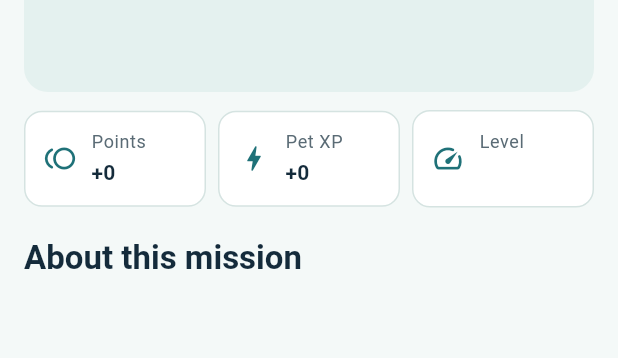
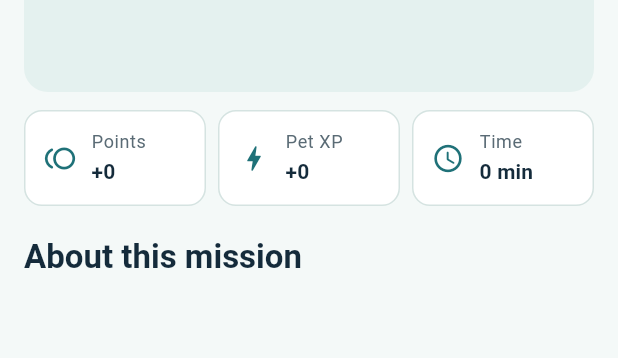
Before and after one commit to gchelsea01/BioVerse, a Flutter app: the MissionTile widget shown alone on an empty page, opened directly with empty values, after a tap on "Start", on a phone screen of 412 x 824 dp. Shown: the part 292-650 px from the top of the screen. Run offline on Flutter 3.47's test engine with Material 3 defaults, Android fonts, the phone set to English and light mode, and no system bars; our stand-ins replace cached_network_image, dio, flutter_secure_storage, image_picker, qr_flutter, shared_preferences; accounts and stored records are empty; network calls fail.

Commit message:
Show mission duration and block repeat submits on the same day

```diff
--- a/bioverse_app/lib/features/missions/mission_detail_screen.dart
+++ b/bioverse_app/lib/features/missions/mission_detail_screen.dart
@@ -115,7 +115,10 @@ class _MissionDetailScreenState extends State<MissionDetailScreen> {
           Expanded(child: InfoTile(icon: Icons.toll_rounded, label: 'Points', value: '+${m.points}')),
           const SizedBox(width: 8),
           Expanded(child: InfoTile(icon: Icons.bolt_rounded, label: 'Pet XP', value: '+${m.xp}')),
-          if (m.difficulty != null) ...[
+          if (m.estimatedMinutes != null) ...[
+            const SizedBox(width: 8),
+            Expanded(child: InfoTile(icon: Icons.schedule_rounded, label: 'Time', value: '${m.estimatedMinutes} min')),
+          ] else if (m.difficulty != null) ...[
             const SizedBox(width: 8),
             Expanded(child: InfoTile(icon: Icons.speed_rounded, label: 'Level', value: m.difficulty!)),
           ],
@@ -150,7 +153,9 @@ class _MissionDetailScreenState extends State<MissionDetailScreen> {
       bottomNavigationBar: SafeArea(
         child: Padding(
           padding: const EdgeInsets.fromLTRB(16, 8, 16, 12),
-          child: _photo == null
+          child: m.completedToday
+              ? const FilledButton(onPressed: null, child: Text('Done for today – come back tomorrow'))
+              : _photo == null
               ? FilledButton.icon(
                   onPressed: _chooseSource,
                   icon: const Icon(Icons.photo_camera_rounded),
--- a/bioverse_app/lib/features/missions/mission_tile.dart
+++ b/bioverse_app/lib/features/missions/mission_tile.dart
@@ -1,6 +1,7 @@
 import 'package:flutter/material.dart';
 
 import '../../core/theme/app_colors.dart';
+import '../../core/widgets/badges.dart';
 import '../../core/widgets/net_image.dart';
 import '../../models/gamification.dart';
 import 'mission_detail_screen.dart';
@@ -52,15 +53,24 @@ class MissionTile extends StatelessWidget {
                   const SizedBox(width: 10),
                   const Icon(Icons.bolt_rounded, size: 14, color: AppColors.primary),
                   Text(' +${m.xp} XP', style: t.labelMedium),
+                  if (m.estimatedMinutes != null) ...[
+                    const SizedBox(width: 10),
+                    const Icon(Icons.schedule_rounded, size: 14, color: AppColors.textMuted),
+                    Text(' ${m.estimatedMinutes} min', style: t.labelMedium),
+                  ],
                 ]),
               ]),
             ),
             const SizedBox(width: 8),
-            FilledButton(
-              onPressed: () => _open(context),
-              style: FilledButton.styleFrom(minimumSize: const Size(72, 40), padding: const EdgeInsets.symmetric(horizontal: 16)),
-              child: const Text('Start'),
-            ),
+            if (m.completedToday)
+              StatusChip(m.lastStatus == 'needs_review' ? 'In review' : 'Done today',
+                  tone: m.lastStatus == 'needs_review' ? Tone.warning : Tone.success)
+            else
+              FilledButton(
+                onPressed: () => _open(context),
+                style: FilledButton.styleFrom(minimumSize: const Size(72, 40), padding: const EdgeInsets.symmetric(horizontal: 16)),
+                child: const Text('Start'),
+              ),
           ]),
         ),
       ),
```
